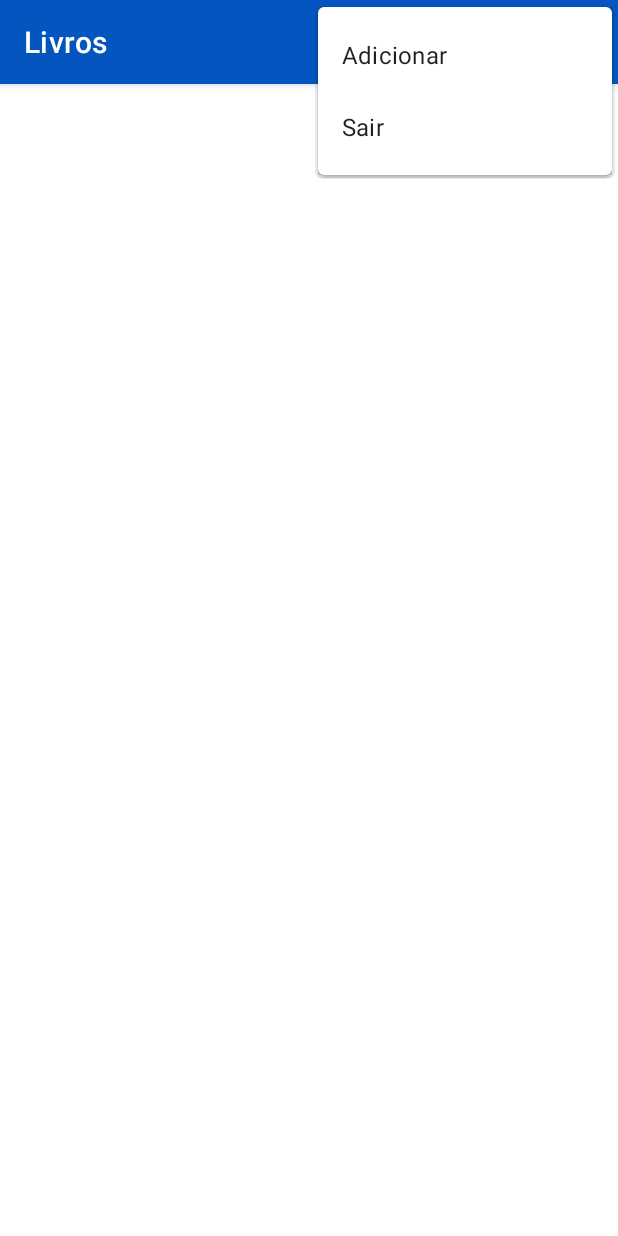
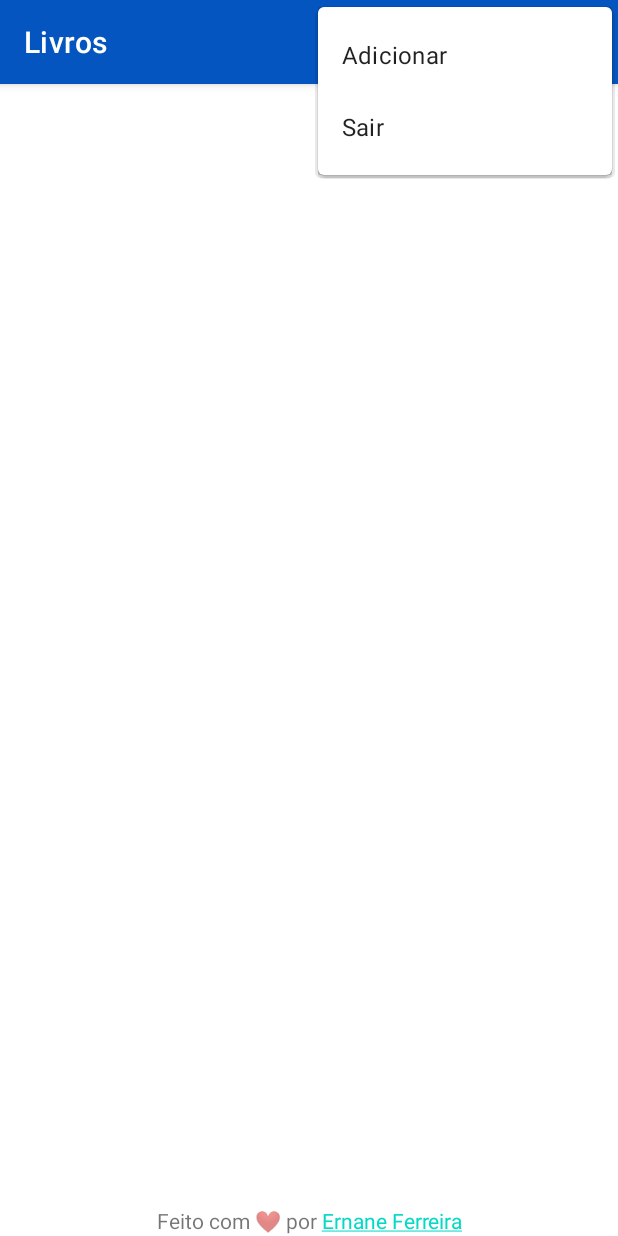
Before and after one commit to ErnaneJ/Gerenciador-de-Livros, an Android app: the screen it shows after launch (MainActivity), with the options menu open, on a phone screen of 412 x 824 dp. Run offline under Robolectric (Android 15) with nearby library versions, the phone set to English and light mode, and no system bars.

Commit message:
Adicionando ajustes finais e arquivo apk do aplicativo. Caminho -> app/realeses/GLivrosv1

```diff
--- a/app/src/main/java/com/example/gerenciadordelivros/views/MainActivity.java
+++ b/app/src/main/java/com/example/gerenciadordelivros/views/MainActivity.java
@@ -8,8 +8,10 @@ import androidx.recyclerview.widget.RecyclerView;
 
 import android.content.Intent;
 import android.os.Bundle;
+import android.text.method.LinkMovementMethod;
 import android.view.Menu;
 import android.view.MenuItem;
+import android.widget.TextView;
 import android.widget.Toast;
 
 import com.example.gerenciadordelivros.R;
@@ -35,7 +37,6 @@ public class MainActivity extends AppCompatActivity implements LivroAdapter.OnLi
         recyclerView.setLayoutManager(new LinearLayoutManager(this));
 
 
-
         /*listaLivros.add(new Livro(1L,"Android para Leigos","Michael Burton","Alta books",0));
         listaLivros.add(new Livro(2L,"Android para Programadores","Paul J, Deitel","Bookman",1));
         listaLivros.add(new Livro(3L,"Desenvolvimento para Android","Griffiths, David","Alta books",0));
@@ -51,6 +52,10 @@ public class MainActivity extends AppCompatActivity implements LivroAdapter.OnLi
         livroAdapter = new LivroAdapter(listaLivros,this, this);
 
         recyclerView.setAdapter(livroAdapter);
+
+
+        TextView text = (TextView) findViewById(R.id.link1);
+        text.setMovementMethod(LinkMovementMethod.getInstance());
     }
 
     @Override
--- a/app/src/main/res/layout/activity_main.xml
+++ b/app/src/main/res/layout/activity_main.xml
@@ -4,7 +4,8 @@
     xmlns:tools="http://schemas.android.com/tools"
     android:layout_width="match_parent"
     android:layout_height="match_parent"
-    tools:context=".views.MainActivity">
+    tools:context=".views.MainActivity"
+    >
 
     <androidx.recyclerview.widget.RecyclerView
         android:id="@+id/recyclerview"
@@ -13,6 +14,20 @@
         app:layout_constraintBottom_toBottomOf="parent"
         app:layout_constraintEnd_toEndOf="parent"
         app:layout_constraintStart_toStartOf="parent"
-        app:layout_constraintTop_toTopOf="parent" />
+        app:layout_constraintTop_toTopOf="parent"
+        android:layout_marginBottom="20dp"
+        />
+
+    <TextView
+        android:id="@+id/link1"
+        android:layout_width="0dp"
+        android:layout_height="0dp"
+        android:text="@string/Link"
+        app:layout_constraintBottom_toBottomOf="parent"
+        app:layout_constraintEnd_toEndOf="parent"
+        app:layout_constraintHorizontal_bias="0.501"
+        app:layout_constraintStart_toStartOf="parent"
+        app:layout_constraintTop_toBottomOf="@+id/recyclerview"
+        android:textAlignment="center"/>
 
 </androidx.constraintlayout.widget.ConstraintLayout>
--- a/app/src/main/res/values/strings.xml
+++ b/app/src/main/res/values/strings.xml
@@ -1,3 +1,7 @@
 <resources>
     <string name="app_name">Livros</string>
+    <string name="Link">
+        Feito com ❤ por <a href="https://github.com/ErnaneJ/Gerenciador-de-Livros">Ernane Ferreira</a>
+    </string>
+
 </resources>
```
Also changed, not shown: 3 other files.
